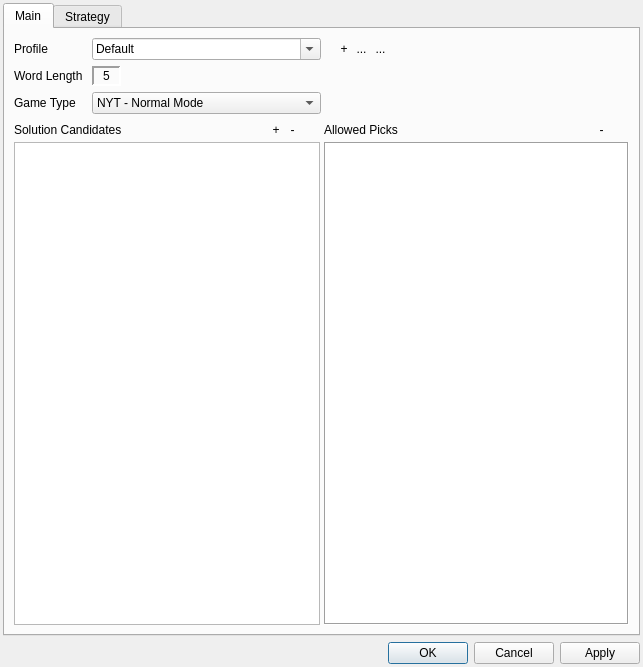
Old version of the form ui/preferences.ui in the repository moltencrux/wordlesmash.
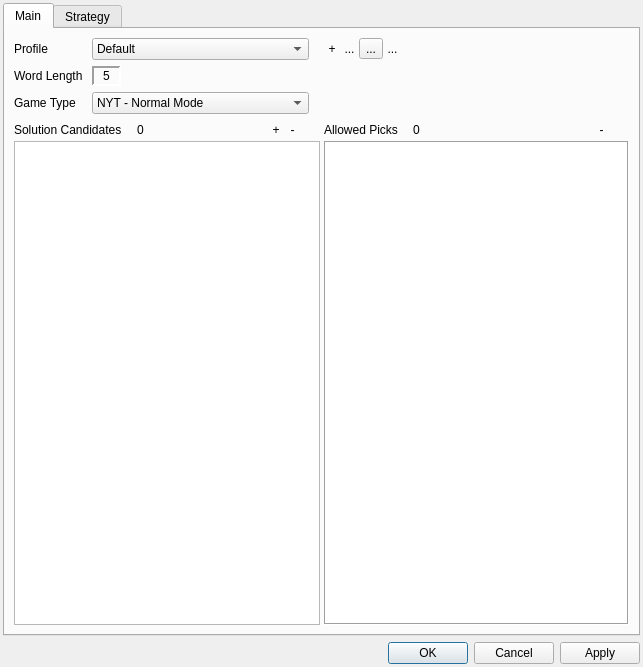
New version of the form. The open tabs and pages were chosen to show the change. Icons and pictures are not drawn. Custom widgets are drawn as their Qt base class.

Commit message: Added most functionality to preferences dialog.

Diff of the .ui file:
```diff
--- a/ui/preferences.ui
+++ b/ui/preferences.ui
@@ -16,6 +16,12 @@
   <property name="windowTitle">
    <string>Word Le SMASH! - Preferences</string>
   </property>
+  <property name="styleSheet">
+   <string notr="true"/>
+  </property>
+  <property name="modal">
+   <bool>true</bool>
+  </property>
   <layout class="QVBoxLayout" name="verticalLayout_2">
    <property name="leftMargin">
     <number>3</number>
@@ -100,7 +106,7 @@
              </sizepolicy>
             </property>
             <property name="editable">
-             <bool>true</bool>
+             <bool>false</bool>
             </property>
             <item>
              <property name="text">
@@ -159,6 +165,16 @@
                </property>
               </widget>
              </item>
+             <item>
+              <widget class="QToolButton" name="setDefaultProfileButton">
+               <property name="text">
+                <string>...</string>
+               </property>
+               <property name="icon">
+                <iconset theme="emblem-default"/>
+               </property>
+              </widget>
+             </item>
              <item>
               <widget class="QToolButton" name="copyProfileButton">
                <property name="styleSheet">
@@ -298,17 +314,14 @@
                     </widget>
                    </item>
                    <item>
-                    <spacer name="candidatesSpacer">
-                     <property name="orientation">
-                      <enum>Qt::Orientation::Horizontal</enum>
+                    <widget class="QLabel" name="candidatesCountLabel">
+                     <property name="styleSheet">
+                      <string notr="true">padding: 0 10px</string>
                      </property>
-                     <property name="sizeHint" stdset="0">
-                      <size>
-                       <width>40</width>
-                       <height>20</height>
-                      </size>
+                     <property name="text">
+                      <string>0</string>
                      </property>
-                    </spacer>
+                    </widget>
                    </item>
                    <item>
                     <widget class="QToolButton" name="addCandidateButton">
@@ -428,17 +441,14 @@
                     </widget>
                    </item>
                    <item>
-                    <spacer name="picksSpacer">
-                     <property name="orientation">
-                      <enum>Qt::Orientation::Horizontal</enum>
+                    <widget class="QLabel" name="picksCountLabel">
+                     <property name="styleSheet">
+                      <string notr="true">padding: 0 10px</string>
                      </property>
-                     <property name="sizeHint" stdset="0">
-                      <size>
-                       <width>40</width>
-                       <height>20</height>
-                      </size>
+                     <property name="text">
+                      <string>0</string>
                      </property>
-                    </spacer>
+                    </widget>
                    </item>
                    <item>
                     <widget class="QToolButton" name="addPickButton">
```
Left out of the diff: 38 changed lines with no effect on the pictures. The commit also changes 9 other files.
